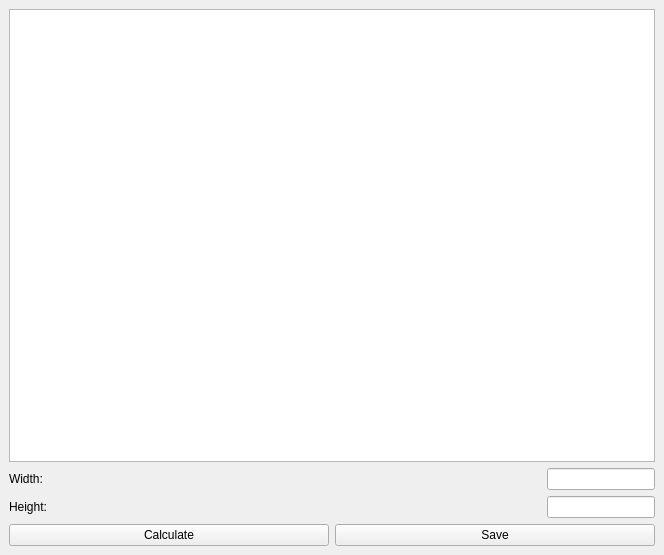
First picture: the form in mapMaker/MapMaker.ui, repository chrisl212/ece49022, before the edit.
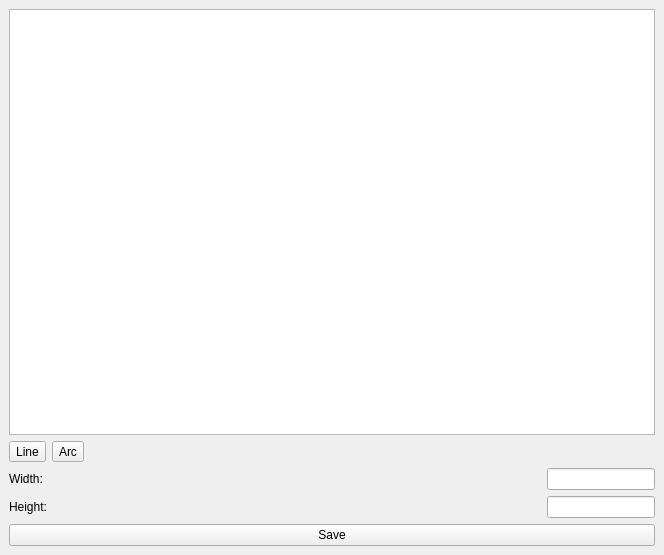
Second picture: the form after the edit.

```diff
--- a/mapMaker/MapMaker.ui
+++ b/mapMaker/MapMaker.ui
@@ -26,6 +26,37 @@
       <item>
        <widget class="QGraphicsView" name="gridView"/>
       </item>
+      <item>
+       <layout class="QHBoxLayout" name="horizontalLayout_4">
+        <item>
+         <widget class="QToolButton" name="lineButton">
+          <property name="text">
+           <string>Line</string>
+          </property>
+         </widget>
+        </item>
+        <item>
+         <widget class="QToolButton" name="arcButton">
+          <property name="text">
+           <string>Arc</string>
+          </property>
+         </widget>
+        </item>
+        <item>
+         <spacer name="horizontalSpacer">
+          <property name="orientation">
+           <enum>Qt::Horizontal</enum>
+          </property>
+          <property name="sizeHint" stdset="0">
+           <size>
+            <width>40</width>
+            <height>20</height>
+           </size>
+          </property>
+         </spacer>
+        </item>
+       </layout>
+      </item>
       <item>
        <layout class="QHBoxLayout" name="horizontalLayout">
         <item>
@@ -70,13 +101,6 @@
       </item>
       <item>
        <layout class="QHBoxLayout" name="horizontalLayout_3">
-        <item>
-         <widget class="QPushButton" name="calcButton">
-          <property name="text">
-           <string>Calculate</string>
-          </property>
-         </widget>
-        </item>
         <item>
          <widget class="QPushButton" name="saveButton">
           <property name="text">
```
